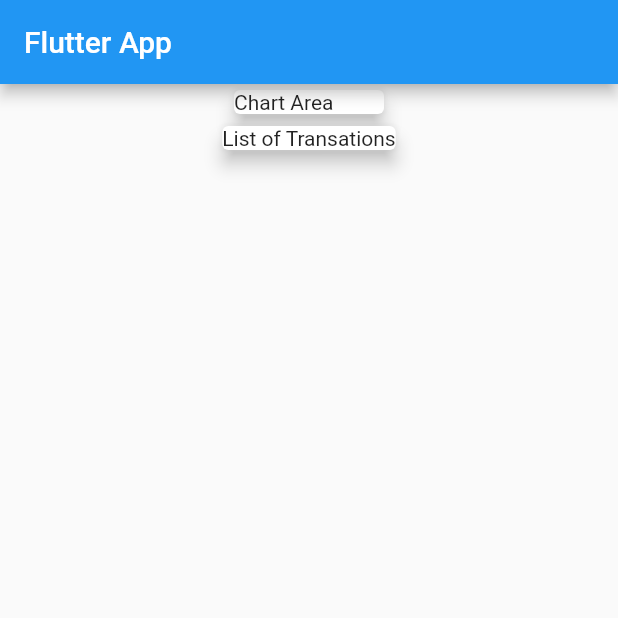
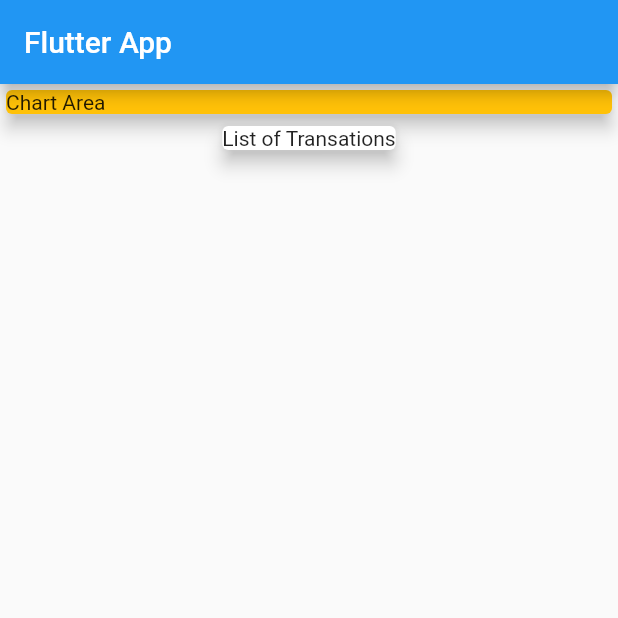
Before and after one commit to kali-dass/flutter_expenses_app_v2, a Flutter app: the screen it shows after launch, on a phone screen of 412 x 824 dp, the top half of it. Run offline on Flutter 3.47's test engine with Material 2 defaults, Android fonts, the light colour scheme and no system bars.

Commit message:
Container full  width and card colour

```diff
--- a/lib/main.dart
+++ b/lib/main.dart
@@ -31,8 +31,10 @@
         child: Column(
           children: <Widget>[
             Card(
-              child: Container(width: 100, child: Text('Chart Area')),
+              child:
+                  Container(width: double.infinity, child: Text('Chart Area')),
               elevation: 5,
+              color: Colors.amber,
             ),
             Card(
               child: Text('List of Transations'),
```
